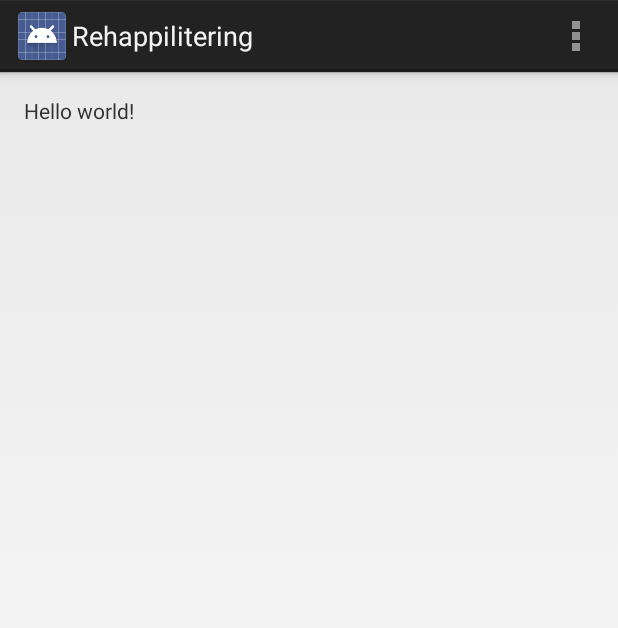
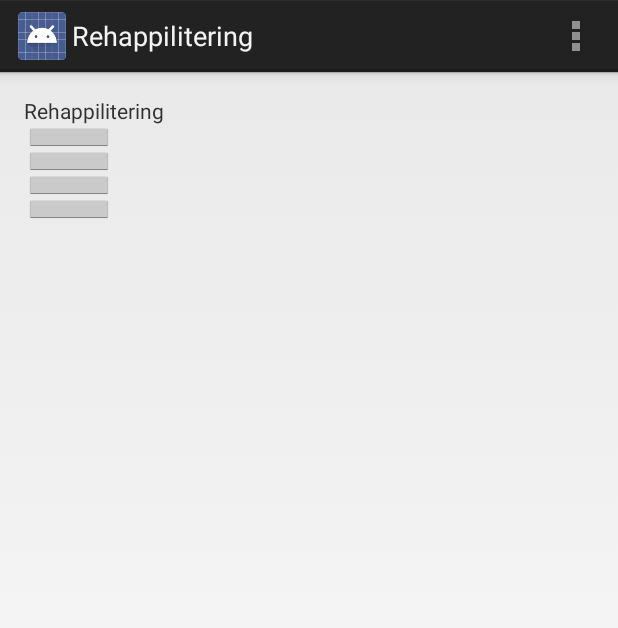
Before and after one commit to mbark/rehappilitering, an Android app: the screen it shows after launch (MainActivity), on a phone screen of 412 x 824 dp. Shown: the top 628 px of the screen. Run offline under Robolectric (Android 15) with nearby library versions, the phone set to English and light mode, and no system bars.

Commit message:
Start a shell

```diff
--- a/app/src/main/java/arkbarkberg/rehappilitering/MainActivity.java
+++ b/app/src/main/java/arkbarkberg/rehappilitering/MainActivity.java
@@ -4,14 +4,35 @@ import android.app.Activity;
 import android.os.Bundle;
 import android.view.Menu;
 import android.view.MenuItem;
+import android.view.View;
+import android.widget.Button;
 
 
-public class MainActivity extends Activity {
+public class MainActivity extends Activity implements View.OnClickListener {
+
+    Button maddButton;
+    Button mscheduleButton;
+    Button mstatisticsButton;
+    Button mexerciseButton;
+
 
     @Override
     protected void onCreate(Bundle savedInstanceState) {
         super.onCreate(savedInstanceState);
         setContentView(R.layout.activity_main);
+
+        maddButton = (Button)findViewById(R.id.addButton);
+        maddButton.setOnClickListener(this);
+
+       mscheduleButton = (Button)findViewById(R.id.scheduleButton);
+       mscheduleButton.setOnClickListener(this);
+
+        mstatisticsButton = (Button)findViewById(R.id.statisticsButton);
+        mstatisticsButton.setOnClickListener(this);
+
+        mexerciseButton = (Button)findViewById(R.id.exerciseButton);
+        mexerciseButton.setOnClickListener(this);
+
     }
 
 
@@ -20,6 +41,38 @@ public class MainActivity extends Activity {
         // Inflate the menu; this adds items to the action bar if it is present.
         getMenuInflater().inflate(R.menu.menu_main, menu);
         return true;
+    }
+
+    @Override
+    public void onClick(View v){
+
+        switch(v.getId()) {
+            case R.id.addButton:
+
+                //Skicka till skärm "Lägg till övning"
+
+            break;
+
+            case R.id.scheduleButton:
+
+                //Skicka till skärm "Ditt rehabschema"
+
+            break;
+
+            case R.id.statisticsButton:
+
+                //Skicka till skärm "Din rehabstatistik"
+
+            break;
+
+            case R.id.exerciseButton:
+
+                //Skicka till skärm "Dina rehabområden"
+
+            break;
+
+        }
+
     }
 
     @Override
--- a/app/src/main/res/layout/activity_main.xml
+++ b/app/src/main/res/layout/activity_main.xml
@@ -5,7 +5,32 @@
     android:paddingTop="@dimen/activity_vertical_margin"
     android:paddingBottom="@dimen/activity_vertical_margin" tools:context=".MainActivity">
 
-    <TextView android:text="@string/hello_world" android:layout_width="wrap_content"
-        android:layout_height="wrap_content" />
+    <TextView android:text="@string/app_name" android:layout_width="wrap_content"
+        android:layout_height="wrap_content"
+        android:id="@+id/appName"/>
+
+    <Button android:layout_width="60dp"
+        android:layout_height="16dp"
+        android:text="@string/exercise"
+        android:id="@+id/exerciseButton"
+        android:layout_below="@+id/appName"/>
+
+    <Button android:layout_width="60dp"
+        android:layout_height="16dp"
+        android:text="@string/add_exercise"
+        android:id="@+id/addButton"
+        android:layout_below="@+id/exerciseButton"/>
+
+    <Button android:layout_width="60dp"
+        android:layout_height="16dp"
+        android:text="@string/statistics"
+        android:id="@+id/statisticsButton"
+        android:layout_below="@id/addButton"/>
+
+    <Button android:layout_width="60dp"
+        android:layout_height="16dp"
+        android:text="@string/schedule"
+        android:id="@+id/scheduleButton"
+        android:layout_below="@+id/statisticsButton"/>
 
 </RelativeLayout>
--- a/app/src/main/res/values/strings.xml
+++ b/app/src/main/res/values/strings.xml
@@ -4,5 +4,10 @@
     <string name="app_name">Rehappilitering</string>
     <string name="hello_world">Hello world!</string>
     <string name="action_settings">Settings</string>
+    <string name="exercise">Mina Övningar</string>
+    <string name="schedule">Rehabschema</string>
+    <string name="statistics">Statistik</string>
+    <string name="add_exercise">Lägg till övningar</string>
+
 
 </resources>
```
